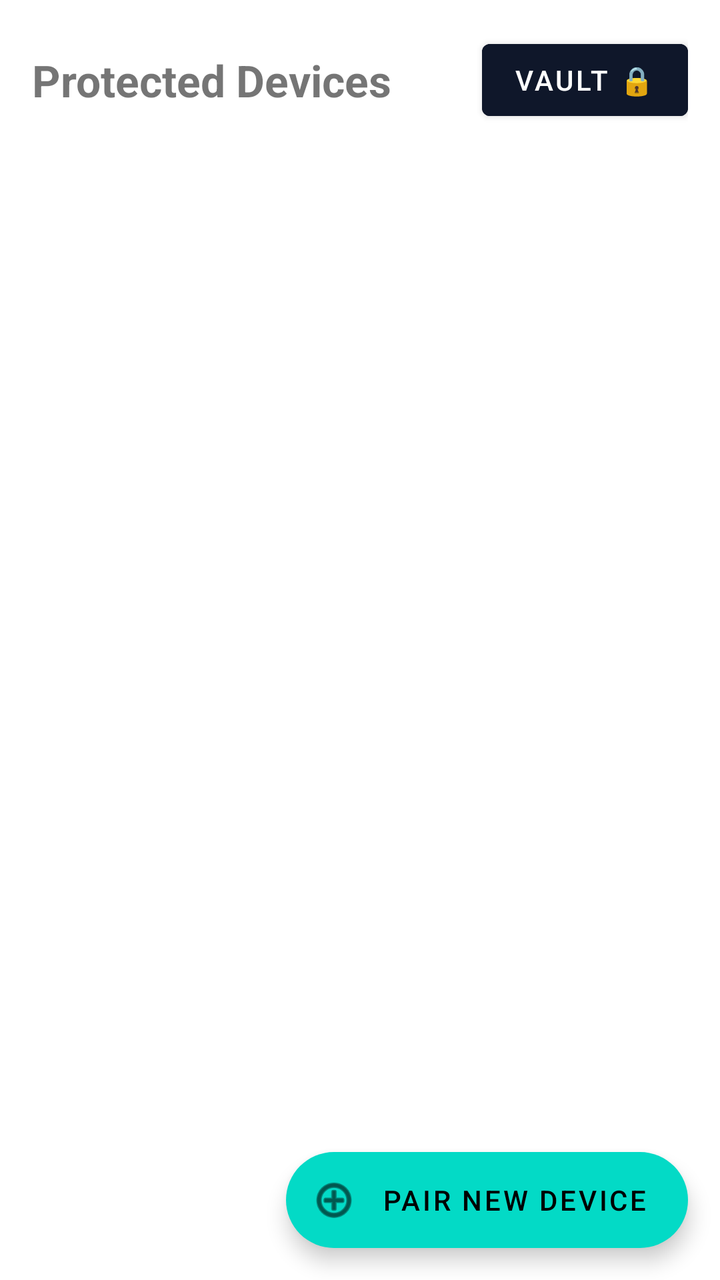
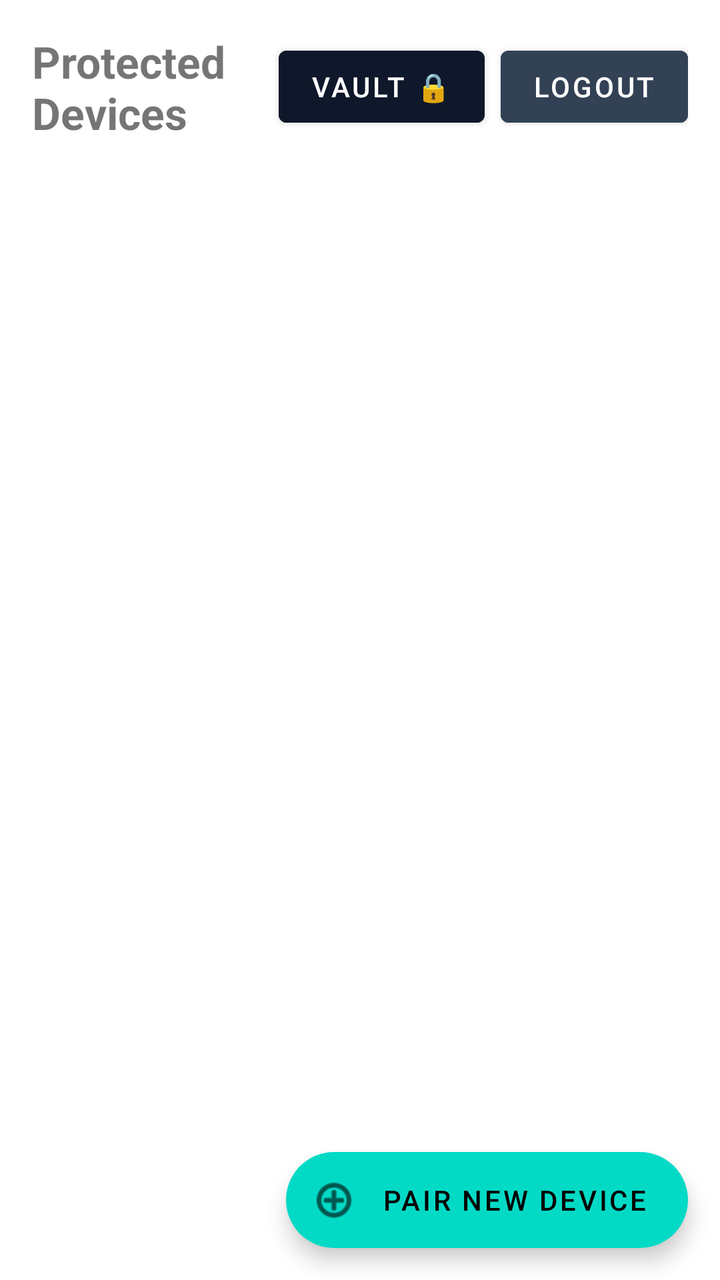

Two renders of the same Android screen: before a commit and after it. Below are the layout's source before the change and the commit's diff.
<!-- AndroidManifest.xml: application theme Theme.Admin -->
<!-- res/layout/activity_dashboard.xml -->
<?xml version="1.0" encoding="utf-8"?>
<androidx.coordinatorlayout.widget.CoordinatorLayout xmlns:android="http://schemas.android.com/apk/res/android"
    xmlns:app="http://schemas.android.com/apk/res-auto"
    android:layout_width="match_parent"
    android:layout_height="match_parent">

    <LinearLayout
        android:layout_width="match_parent"
        android:layout_height="match_parent"
        android:orientation="vertical"
        android:padding="16dp">

        <LinearLayout
            android:layout_width="match_parent"
            android:layout_height="wrap_content"
            android:orientation="horizontal"
            android:gravity="center_vertical">

            <TextView
                android:id="@+id/tvDashboardTitle"
                android:layout_width="0dp"
                android:layout_height="wrap_content"
                android:layout_weight="1"
                android:text="@string/dashboard_title"
                android:textSize="22sp"
                android:textStyle="bold" />

            <Button
                android:id="@+id/btnOpenVault"
                android:layout_width="wrap_content"
                android:layout_height="wrap_content"
                android:text="Vault 🔒"
                android:backgroundTint="#0F172A"
                android:textColor="#FFFFFF" />
        </LinearLayout>

        <androidx.recyclerview.widget.RecyclerView
            android:id="@+id/rvDevices"
            android:layout_width="match_parent"
            android:layout_height="0dp"
            android:layout_marginTop="12dp"
            android:layout_weight="1" />

    </LinearLayout>

    <com.google.android.material.floatingactionbutton.ExtendedFloatingActionButton
        android:id="@+id/fabPairDevice"
        android:layout_width="wrap_content"
        android:layout_height="wrap_content"
        android:layout_gravity="bottom|end"
        android:layout_margin="16dp"
        android:text="@string/action_pair_device"
        app:icon="@android:drawable/ic_menu_add" />

</androidx.coordinatorlayout.widget.CoordinatorLayout>
<!-- resources referenced by this layout -->
<resources>
  <string name="action_pair_device">Pair New Device</string>
  <string name="dashboard_title">Protected Devices</string>
  <style name="Theme.Admin" parent="Theme.MaterialComponents.DayNight.DarkActionBar">
          <item name="colorPrimary">#0D47A1</item>
          <item name="colorPrimaryVariant">#002171</item>
          <item name="colorOnPrimary">#FFFFFF</item>
      </style>
</resources>

<!-- the commit's change to res/layout/activity_dashboard.xml (unified diff, before → after) -->
@@ -32,6 +32,15 @@
                 android:text="Vault 🔒"
                 android:backgroundTint="#0F172A"
                 android:textColor="#FFFFFF" />
+
+            <Button
+                android:id="@+id/btnLogout"
+                android:layout_width="wrap_content"
+                android:layout_height="wrap_content"
+                android:layout_marginStart="8dp"
+                android:text="Logout"
+                android:backgroundTint="#334155"
+                android:textColor="#FFFFFF" />
         </LinearLayout>
 
         <androidx.recyclerview.widget.RecyclerView
